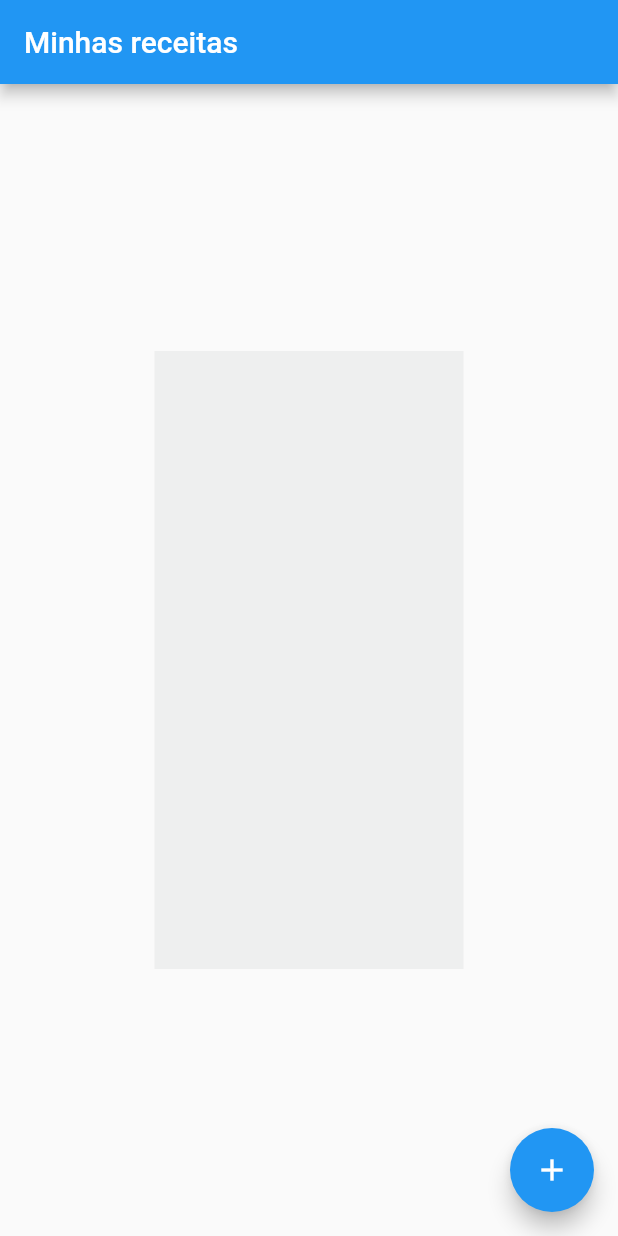
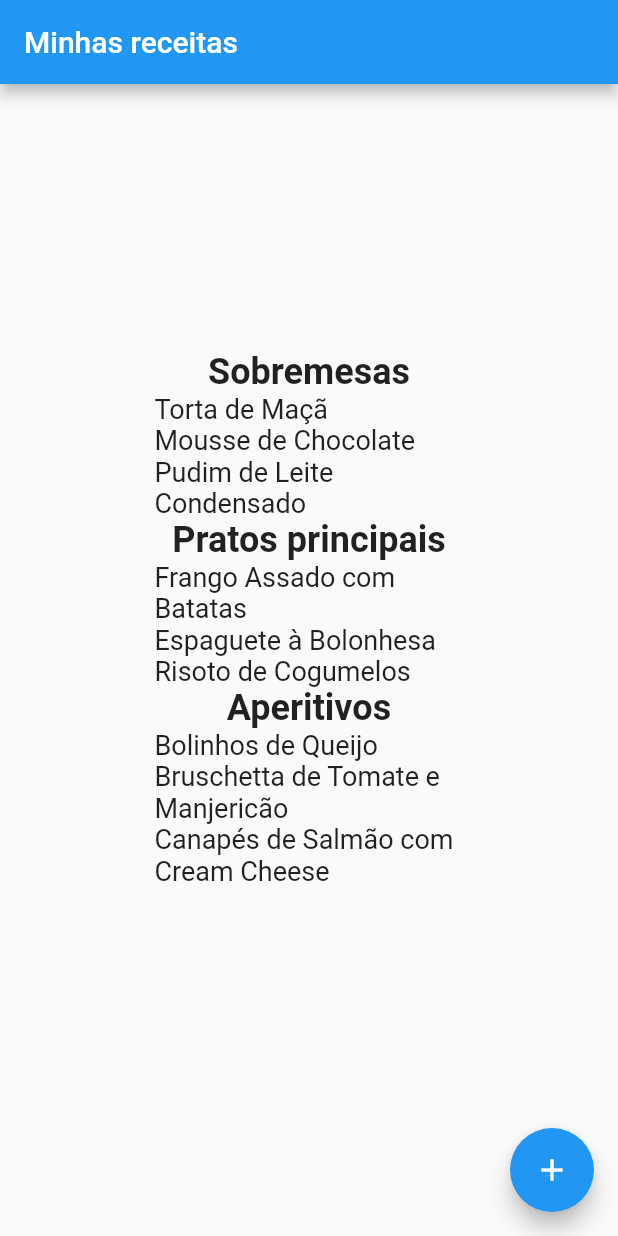
Before and after one commit to snovaesdeveloper/ufpa-dart, a Flutter app: the screen it shows after launch, on a phone screen of 412 x 824 dp. Run offline on Flutter 3.47's test engine with Material 2 defaults, Android fonts, the light colour scheme and no system bars.

Commit message:
resoluções de atividades do curso de verão aula 7 - flexbox, meiaquery

```diff
--- a/aula7flexbox/lib/main.dart
+++ b/aula7flexbox/lib/main.dart
@@ -2,24 +2,76 @@ import 'package:flutter/material.dart';
 
 void main() {
   runApp(MainApp());
+
 }
 
 class MainApp extends StatelessWidget {
   MainApp({super.key});
+final Map<String, List<String>> dados = {
+    'Sobremesas': [
+      'Torta de Maçã',
+      'Mousse de Chocolate',
+      'Pudim de Leite Condensado',
+    ],
+    'Pratos principais': [
+      'Frango Assado com Batatas',
+      'Espaguete à Bolonhesa',
+      'Risoto de Cogumelos',
+    ],
+    'Aperitivos': [
+      'Bolinhos de Queijo',
+      'Bruschetta de Tomate e Manjericão',
+      'Canapés de Salmão com Cream Cheese',
+    ],
+  };
+  final int? categoria = null;
+
 
   @override
   Widget build(BuildContext context) {
+  final List<MapEntry<String, List<String>>> entries = dados.entries.toList();
+
     return MaterialApp(
       home: Scaffold(
         appBar: AppBar(title: Text("Minhas receitas")),
         body: Center(
           child: SizedBox(
+
             height: MediaQuery.of(context).size.height * 0.50,
             width: MediaQuery.of(context).size.width * 0.50,
-            child: Container(
-              color: const Color.fromARGB(255, 238, 239, 239),
-
-            ),
+            child: Column(
+        crossAxisAlignment: CrossAxisAlignment.start,
+        children: [
+          for (int i = 0; i < entries.length; i++)
+            if (categoria == null || categoria == i + 1)
+              Column(
+                crossAxisAlignment: CrossAxisAlignment.start,
+                children: [
+                  Center(
+                    child: Text(
+                      entries[i].key,
+                      style: const TextStyle(
+                        fontWeight: FontWeight.bold,
+                        fontSize: 24,
+                      ),
+                    ),
+                  ),
+                  Column(
+                    crossAxisAlignment: CrossAxisAlignment.start,
+                    children: [
+                      for (String valor in entries[i].value)
+                        Text(
+                          valor,
+                          style: const TextStyle(
+                            fontSize: 18,
+                          ),
+                        ),
+                    ],
+                  ),
+                ],
+              ),
+        ],
+      ),
           ),
         ),
         floatingActionButton: FloatingActionButton(
```
